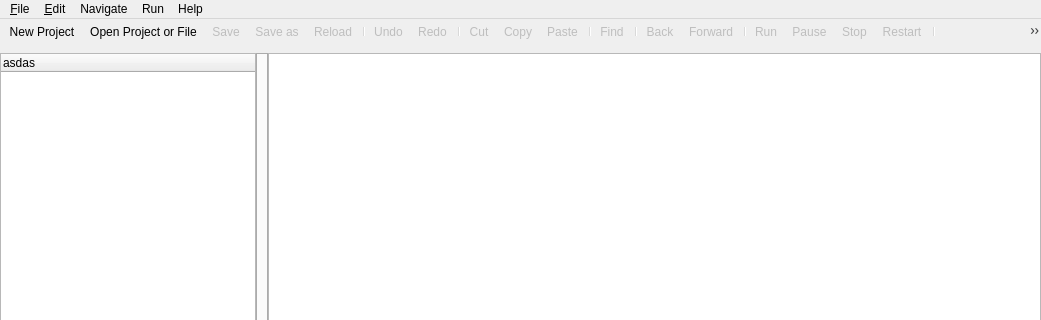
Before: the Qt Designer form NWTR_Robotics_GUI/mainwindow.ui in mnowator/SCARA_Control, drawn with Qt 5; both pictures show x 0 to 1041 and y 0 to 320 of the 1041 by 574 pixel window.
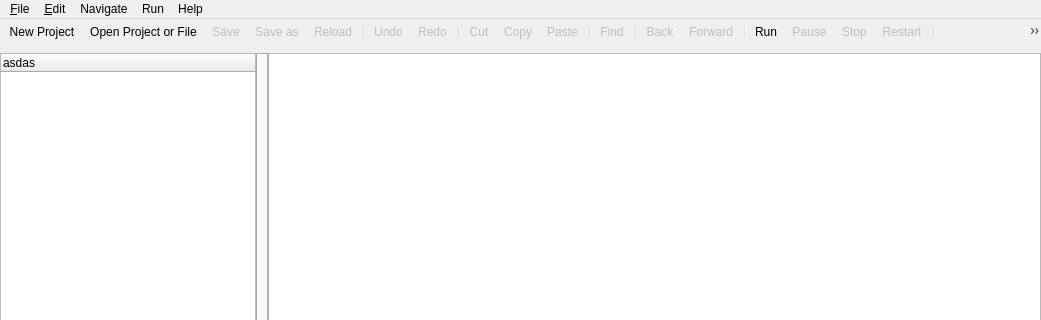
After: the same form once the commit is applied. Icons and pictures are not drawn.

```diff
--- a/NWTR_Robotics_GUI/mainwindow.ui
+++ b/NWTR_Robotics_GUI/mainwindow.ui
@@ -370,7 +370,7 @@
   </action>
   <action name="actionRun">
    <property name="enabled">
-    <bool>false</bool>
+    <bool>true</bool>
    </property>
    <property name="icon">
     <iconset resource="resource.qrc">
```
